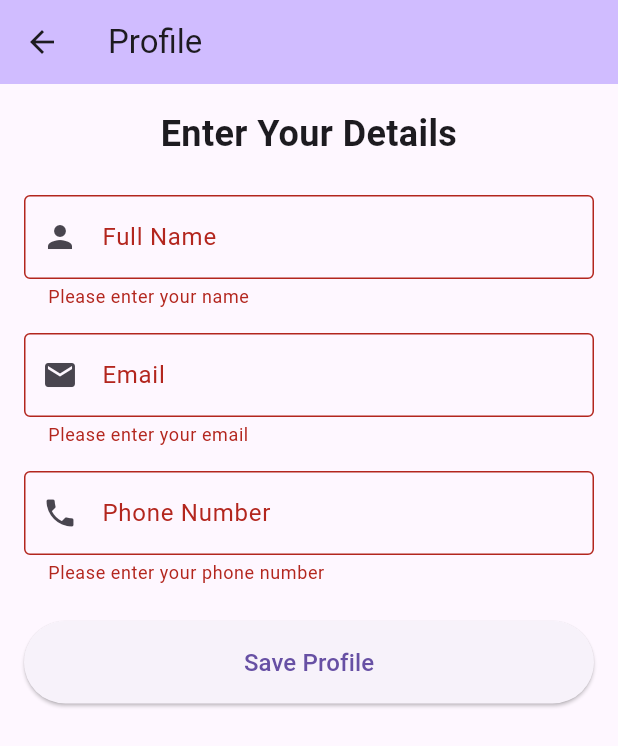
After one commit to Mattcodez21/sandwich_shop, a Flutter app: the ProfileScreen screen opened by its route, after a tap on "Save Profile", on a phone screen of 412 x 824 dp. The commit adds this screen. Shown: the top 746 px of the screen. Run offline on Flutter 3.47's test engine with Material 3 defaults, Android fonts, the phone set to English and light mode, and no system bars.

Commit message:
Add profile screen and navigation from order screen

```diff
--- a/lib/main.dart
+++ b/lib/main.dart
@@ -1,6 +1,7 @@
 import 'package:flutter/material.dart';
 import 'package:sandwich_shop/views/order_screen.dart';
 import 'package:sandwich_shop/views/about_screen.dart';
+import 'package:sandwich_shop/views/profile_screen.dart';
 
 void main() {
   runApp(const App());
@@ -18,6 +19,8 @@ class App extends StatelessWidget {
         switch (settings.name) {
           case '/about':
             return MaterialPageRoute(builder: (_) => const AboutScreen());
+          case '/profile':
+            return MaterialPageRoute(builder: (_) => const ProfileScreen());
           default:
             return MaterialPageRoute(
                 builder: (_) => const OrderScreen(maxQuantity: 5));
--- a/lib/views/order_screen.dart
+++ b/lib/views/order_screen.dart
@@ -232,6 +232,18 @@ class _OrderScreenState extends State<OrderScreen> {
                 textAlign: TextAlign.center,
               ),
               const SizedBox(height: 20),
+              TextButton(
+                onPressed: () {
+                  Navigator.pushNamed(context, '/profile');
+                },
+                child: const Text(
+                  'Manage Profile',
+                  style: TextStyle(
+                    color: Colors.blue,
+                    decoration: TextDecoration.underline,
+                  ),
+                ),
+              ),
             ],
           ),
         ),
--- /dev/null
+++ b/lib/views/profile_screen.dart
@@ -0,0 +1,119 @@
+import 'package:flutter/material.dart';
+
+class ProfileScreen extends StatefulWidget {
+  const ProfileScreen({super.key});
+
+  @override
+  State<ProfileScreen> createState() => _ProfileScreenState();
+}
+
+class _ProfileScreenState extends State<ProfileScreen> {
+  final _formKey = GlobalKey<FormState>();
+  final _nameController = TextEditingController();
+  final _emailController = TextEditingController();
+  final _phoneController = TextEditingController();
+
+  @override
+  void dispose() {
+    _nameController.dispose();
+    _emailController.dispose();
+    _phoneController.dispose();
+    super.dispose();
+  }
+
+  @override
+  Widget build(BuildContext context) {
+    return Scaffold(
+      appBar: AppBar(
+        title: const Text('Profile'),
+        backgroundColor: Theme.of(context).colorScheme.inversePrimary,
+      ),
+      body: Padding(
+        padding: const EdgeInsets.all(16.0),
+        child: Form(
+          key: _formKey,
+          child: Column(
+            crossAxisAlignment: CrossAxisAlignment.stretch,
+            children: [
+              const Text(
+                'Enter Your Details',
+                style: TextStyle(fontSize: 24, fontWeight: FontWeight.bold),
+                textAlign: TextAlign.center,
+              ),
+              const SizedBox(height: 24),
+              TextFormField(
+                controller: _nameController,
+                decoration: const InputDecoration(
+                  labelText: 'Full Name',
+                  border: OutlineInputBorder(),
+                  prefixIcon: Icon(Icons.person),
+                ),
+                validator: (value) {
+                  if (value == null || value.trim().isEmpty) {
+                    return 'Please enter your name';
+                  }
+                  return null;
+                },
+              ),
+              const SizedBox(height: 16),
+              TextFormField(
+                controller: _emailController,
+                decoration: const InputDecoration(
+                  labelText: 'Email',
+                  border: OutlineInputBorder(),
+                  prefixIcon: Icon(Icons.email),
+                ),
+                keyboardType: TextInputType.emailAddress,
+                validator: (value) {
+                  if (value == null || value.trim().isEmpty) {
+                    return 'Please enter your email';
+                  }
+                  if (!RegExp(r'^[\w-\.]+@([\w-]+\.)+[\w-]{2,4}$')
+                      .hasMatch(value)) {
+                    return 'Please enter a valid email';
+                  }
+                  return null;
+                },
+              ),
+              const SizedBox(height: 16),
+              TextFormField(
+                controller: _phoneController,
+                decoration: const InputDecoration(
+                  labelText: 'Phone Number',
+                  border: OutlineInputBorder(),
+                  prefixIcon: Icon(Icons.phone),
+                ),
+                keyboardType: TextInputType.phone,
+                validator: (value) {
+                  if (value == null || value.trim().isEmpty) {
+                    return 'Please enter your phone number';
+                  }
+                  return null;
+                },
+              ),
+              const SizedBox(height: 24),
+              ElevatedButton(
+                onPressed: () {
+                  if (_formKey.currentState!.validate()) {
+                    // For now, just show a success message
+                    ScaffoldMessenger.of(context).showSnackBar(
+                      const SnackBar(
+                        content: Text('Profile saved successfully!'),
+                        backgroundColor: Colors.green,
+                      ),
+                    );
+                  }
+                },
+                style: ElevatedButton.styleFrom(
+                  padding: const EdgeInsets.symmetric(vertical: 16),
+                ),
+                child:
+                    const Text('Save Profile', style: TextStyle(fontSize: 16)),
+              ),
+            ],
+          ),
+        ),
+      ),
+    );
+  }
+}
```
